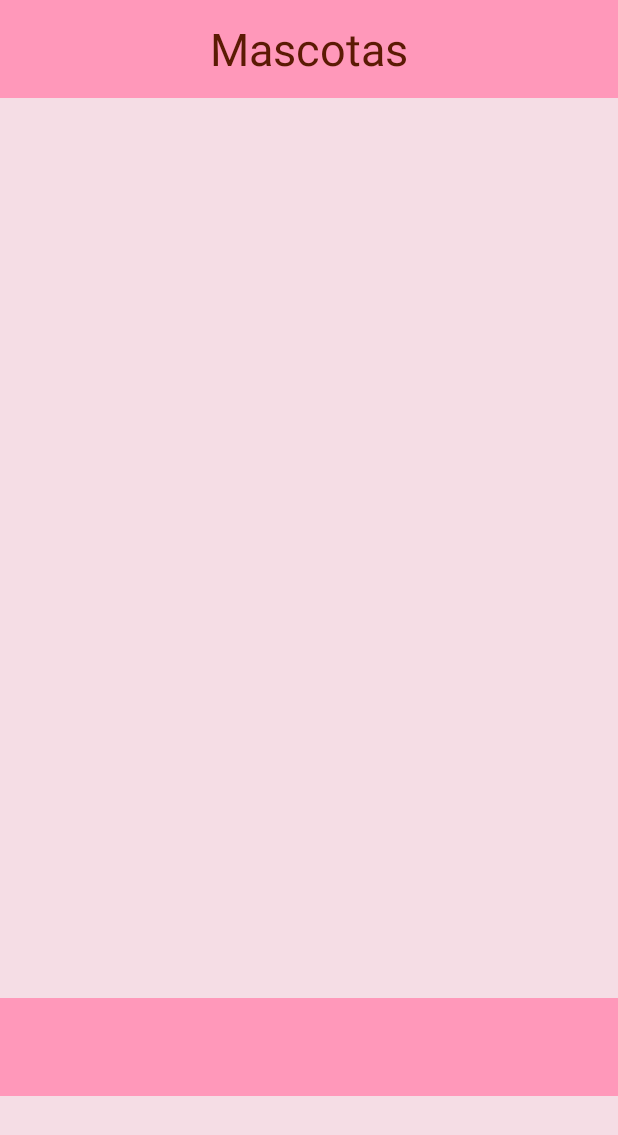
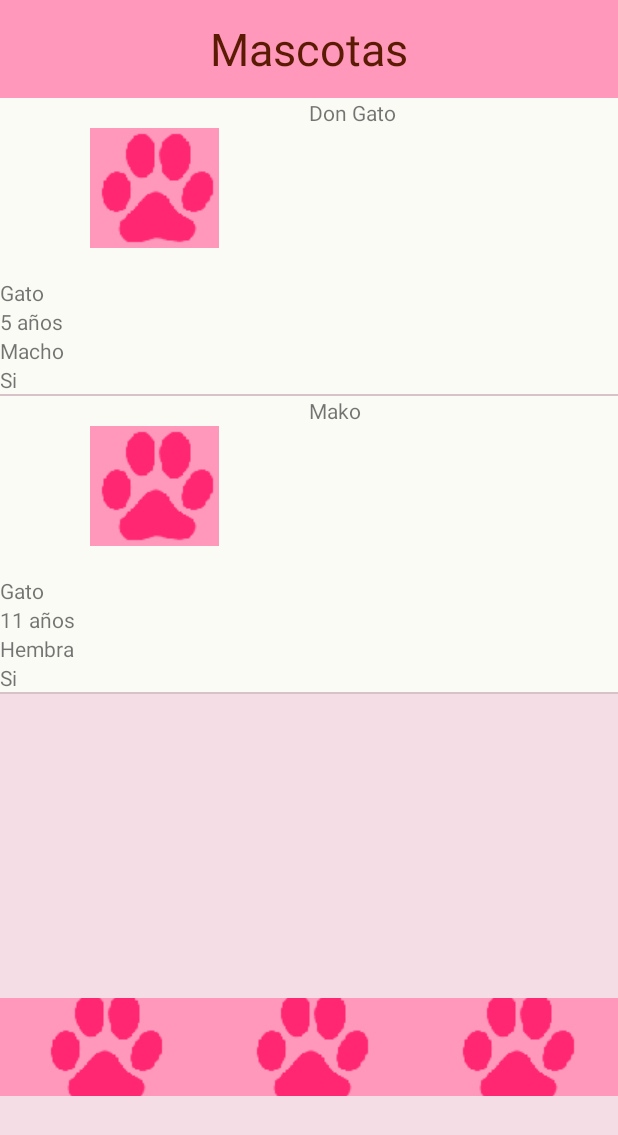
Before and after one commit to FrumpleQuest/AppsMoviles, an Android app: the screen it shows after launch (MainActivity), on a phone screen of 412 x 824 dp. Shown: the top 1135 px of the screen. Run offline under Robolectric (Android 15) with nearby library versions, the light colour scheme and no system bars.

Commit message:
Agregue PerfilClass, donde hago funcional la listView de los perfiles

```diff
--- a/app/src/main/java/com/example/appsmoviles/MainActivity.java
+++ b/app/src/main/java/com/example/appsmoviles/MainActivity.java
@@ -8,16 +8,34 @@ import android.database.sqlite.SQLiteDatabase;
 
 import android.os.Bundle;
 import android.view.View;
+import android.widget.ArrayAdapter;
 import android.widget.Button;
+import android.widget.ListView;
+
+import java.util.ArrayList;
+import java.util.List;
 
 public class MainActivity extends AppCompatActivity {
 
     Button siguiente, configuracion, archivos;
+    //Arreglo para crear los perfiles
+    ListView lst;
+    String[] Name={"Don Gato","Mako"};
+    String[] Especie = {"Gato","Gato"};
+    String[] Edad = {"5 años","11 años"};
+    String[] Sexo = {"Macho","Hembra"};
+    String[] Estirilizado = {"Si","Si"};
+    Integer[] imgid = {R.drawable.iconopatita,R.drawable.iconopatita};
     @Override
     protected void onCreate(Bundle savedInstanceState) {
         super.onCreate(savedInstanceState);
         setContentView(R.layout.perfil_mascotas);
 
+        //loadData();
+        //Acá estoy probando la list View
+        lst=(ListView) findViewById(R.id.mylistview);//lo estoy haciendo diferente al profe, realizando un casteo
+        PerfilClass perfilClass = new PerfilClass(this,Name,Especie,Edad,Sexo,Estirilizado,imgid);
+        lst.setAdapter(perfilClass);
         //Abrimos la base de datos 'DBUsuarios' en modo escritura
         SQLiteHelper usdbh =
                 new SQLiteHelper(this, "DBUsuarios", null, 1);
--- /dev/null
+++ b/app/src/main/java/com/example/appsmoviles/PerfilClass.java
@@ -0,0 +1,81 @@
+package com.example.appsmoviles;
+
+import android.app.Activity;
+import android.content.Context;
+import android.view.LayoutInflater;
+import android.view.View;
+import android.view.ViewGroup;
+import android.widget.ArrayAdapter;
+import android.widget.ImageView;
+import android.widget.TextView;
+
+import androidx.annotation.LayoutRes;
+import androidx.annotation.NonNull;
+import androidx.annotation.Nullable;
+
+public class PerfilClass extends ArrayAdapter<String>{
+    //creamos un constructor
+    private String [] Name;
+    private String[] Especie;
+    private String[] Edad;
+    private String[] Sexo;
+    private String[] Estirilizado;
+    private Integer[] imgid;
+    private Activity context;
+    public PerfilClass(Activity context,String [] Name, String[] Especie, String[] Edad, String[] Sexo, String[] Estirilizado, Integer[] imgid) {
+        super(context, R.layout.item_listview,Name);
+
+        this.context= context;
+        this.Name=Name;
+        this.Especie=Especie;
+        this.Edad=Edad;
+        this.Sexo=Sexo;
+        this.Estirilizado=Estirilizado;
+        this.imgid=imgid;
+    }
+
+    @NonNull
+    @Override
+    public View getView(int position, @Nullable View convertView, @NonNull ViewGroup parent) {
+
+        View r = convertView;
+        ViewHolder viewHolder = null;
+
+        if(r==null){
+            LayoutInflater layoutInflater = context.getLayoutInflater();
+            r = layoutInflater.inflate(R.layout.item_listview,null,true);
+            viewHolder= new ViewHolder(r);
+            r.setTag(viewHolder);
+        }
+        else{
+            viewHolder= (ViewHolder) r.getTag();
+        }
+        viewHolder.perfil.setImageResource(imgid[position]);
+        viewHolder.tvw1.setText(Name[position]);
+        viewHolder.tvw2.setText(Especie[position]);
+        viewHolder.edad.setText(Edad[position]);
+        viewHolder.tvw3.setText(Sexo[position]);
+        viewHolder.tvw4.setText(Estirilizado[position]);
+
+        return r;
+    }
+
+    class ViewHolder{
+        TextView tvw1;
+        TextView tvw2;
+        TextView edad;
+        TextView tvw3;
+        TextView tvw4;
+        ImageView perfil;
+        //creamos un constructor
+        ViewHolder(View v){
+            tvw1 = (TextView) v.findViewById(R.id.Nombre);
+            tvw2 = (TextView) v.findViewById(R.id.Especie);
+            edad = (TextView) v.findViewById(R.id.Edad);
+            tvw3 = (TextView) v.findViewById(R.id.Sexo);
+            tvw4 = (TextView) v.findViewById(R.id.Estirilizado);
+            perfil = (ImageView) v.findViewById(R.id.foto_perfil);
+        }
+
+    }
+}
--- a/app/src/main/res/layout/perfil_mascotas.xml
+++ b/app/src/main/res/layout/perfil_mascotas.xml
@@ -5,6 +5,7 @@
     android:layout_height="match_parent"
     android:background="#f5dde5"
     android:orientation="vertical"
+    tools:context=".MainActivity"
     >
     <LinearLayout
         android:layout_width="match_parent"
@@ -20,6 +21,7 @@
             android:gravity="center"/>
     </LinearLayout>
     <ListView
+        android:id="@+id/mylistview"
         android:layout_width="match_parent"
         android:layout_height="600sp"
         />
@@ -31,16 +33,19 @@
             android:layout_width="match_parent"
             android:layout_height="match_parent"
             android:layout_weight="1"
-            android:background="#ff98ba"/>
+            android:background="#ff98ba"
+            android:src="@drawable/iconopatita"/>
         <ImageButton
             android:layout_width="match_parent"
             android:layout_height="match_parent"
             android:layout_weight="1"
-            android:background="#ff98ba"/>
+            android:background="#ff98ba"
+            android:src="@drawable/iconopatita"/>
         <ImageButton
             android:layout_width="match_parent"
             android:layout_height="match_parent"
             android:layout_weight="1"
-            android:background="#ff98ba"/>
+            android:background="#ff98ba"
+            android:src="@drawable/iconopatita"/>
     </LinearLayout>
 </LinearLayout>
```
